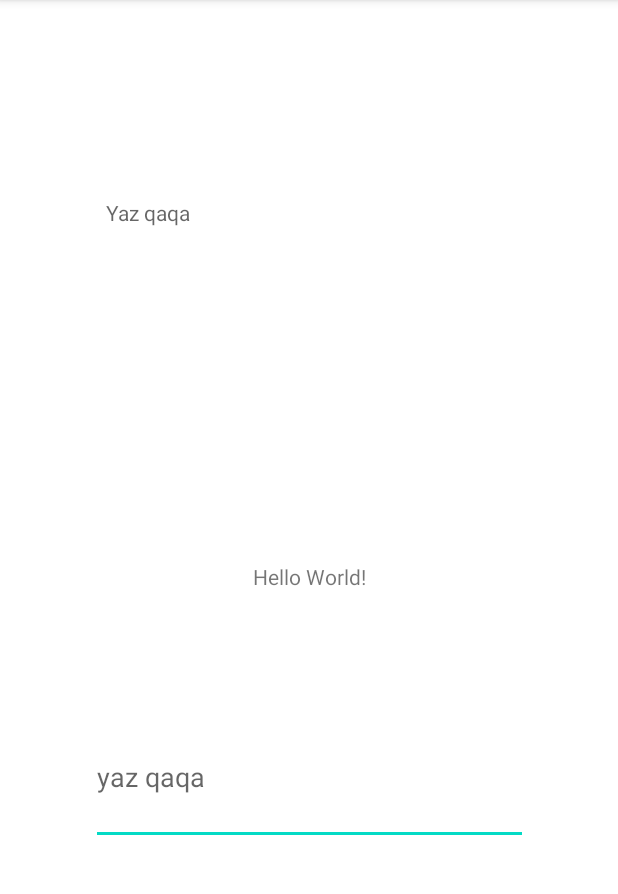
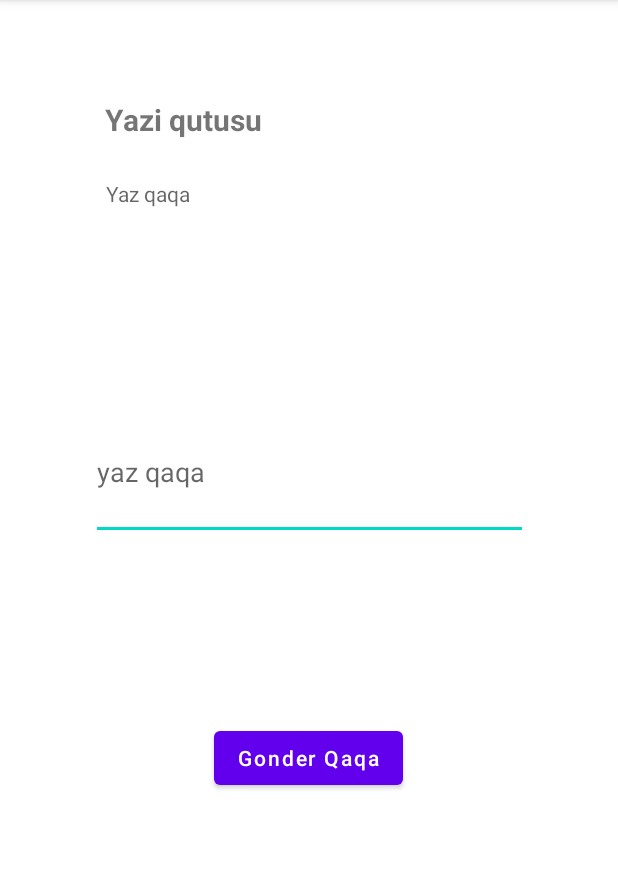
Before and after one commit to JafarAkaAlien/GitPractice, an Android app: the screen it shows after launch (MainActivity), on a phone screen of 412 x 824 dp, the part 84-978 px from its top. Run offline under Robolectric (Android 15) with nearby library versions, the phone set to English and light mode, and no system bars.

```diff
--- a/app/src/main/res/layout/activity_main.xml
+++ b/app/src/main/res/layout/activity_main.xml
@@ -7,37 +7,55 @@
     tools:context=".MainActivity">
 
     <TextView
-        android:id="@+id/textView2"
-        android:layout_width="wrap_content"
-        android:layout_height="wrap_content"
-        android:text="Hello World!"
+        android:id="@+id/bos"
+        android:layout_width="141dp"
+        android:layout_height="50dp"
+        android:text="Yazi qutusu"
+        android:textSize="20sp"
+        android:textStyle="bold"
         app:layout_constraintBottom_toBottomOf="parent"
         app:layout_constraintEnd_toEndOf="parent"
+        app:layout_constraintHorizontal_bias="0.259"
         app:layout_constraintStart_toStartOf="parent"
-        app:layout_constraintTop_toTopOf="parent" />
+        app:layout_constraintTop_toTopOf="parent"
+        app:layout_constraintVertical_bias="0.092" />
 
     <TextView
         android:id="@+id/Tv"
         android:layout_width="271dp"
         android:layout_height="108dp"
-        android:layout_marginTop="132dp"
         android:hint="Yaz qaqa"
+        app:layout_constraintBottom_toBottomOf="parent"
         app:layout_constraintEnd_toEndOf="parent"
         app:layout_constraintStart_toStartOf="parent"
-        app:layout_constraintTop_toTopOf="parent" />
+        app:layout_constraintTop_toTopOf="parent"
+        app:layout_constraintVertical_bias="0.181" />
 
     <EditText
         android:id="@+id/ETm"
         android:layout_width="291dp"
         android:layout_height="90dp"
-        android:layout_marginTop="64dp"
         android:ems="10"
         android:hint="yaz qaqa"
         android:inputType="textPersonName"
         app:layout_constraintBottom_toBottomOf="parent"
         app:layout_constraintEnd_toEndOf="parent"
         app:layout_constraintStart_toStartOf="parent"
-        app:layout_constraintTop_toBottomOf="@+id/textView2"
-        app:layout_constraintVertical_bias="0.069" />
+        app:layout_constraintTop_toBottomOf="@+id/Tv"
+        app:layout_constraintVertical_bias="0.095" />
+
+    <Button
+        android:id="@+id/button"
+        android:layout_width="wrap_content"
+        android:layout_height="wrap_content"
+        android:text="Gonder Qaqa"
+        app:layout_constraintBottom_toBottomOf="parent"
+        app:layout_constraintEnd_toEndOf="parent"
+        app:layout_constraintHorizontal_bias="0.498"
+        app:layout_constraintStart_toStartOf="parent"
+        app:layout_constraintTop_toBottomOf="@+id/ETm"
+        app:layout_constraintVertical_bias="0.337"
+        android:textAllCaps="false"
+        />
 
 </androidx.constraintlayout.widget.ConstraintLayout>
```
Also changed, not shown: app/src/main/AndroidManifest.xml (+7 -0 lines), app/src/main/java/com/leblebi/gitpractice/MainActivity.kt (+21 -4 lines), app/src/main/java/com/leblebi/gitpractice/NextPage.kt (added, +33 -0 lines), app/src/main/res/layout/activity_next_page.xml (added, +57 -0 lines).
